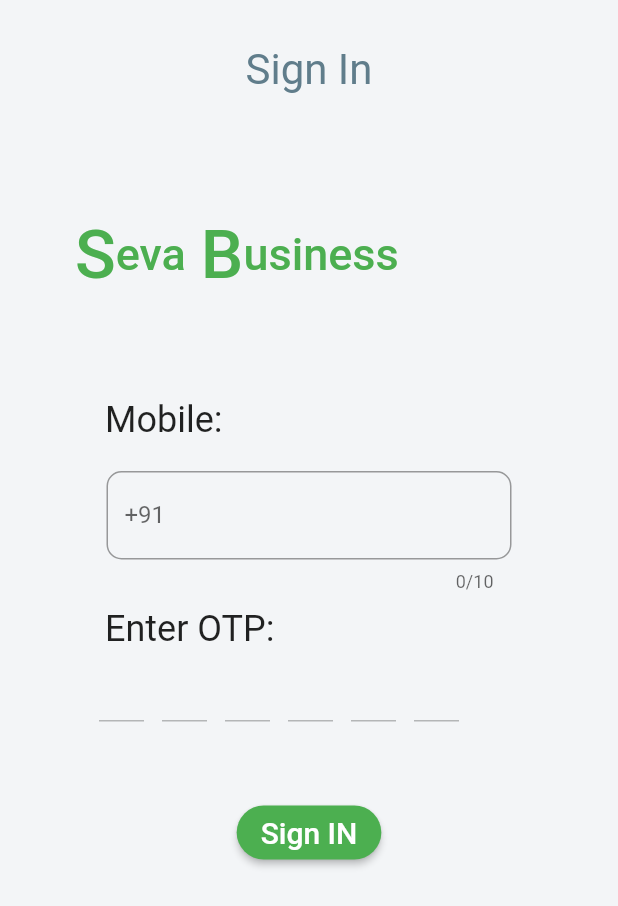
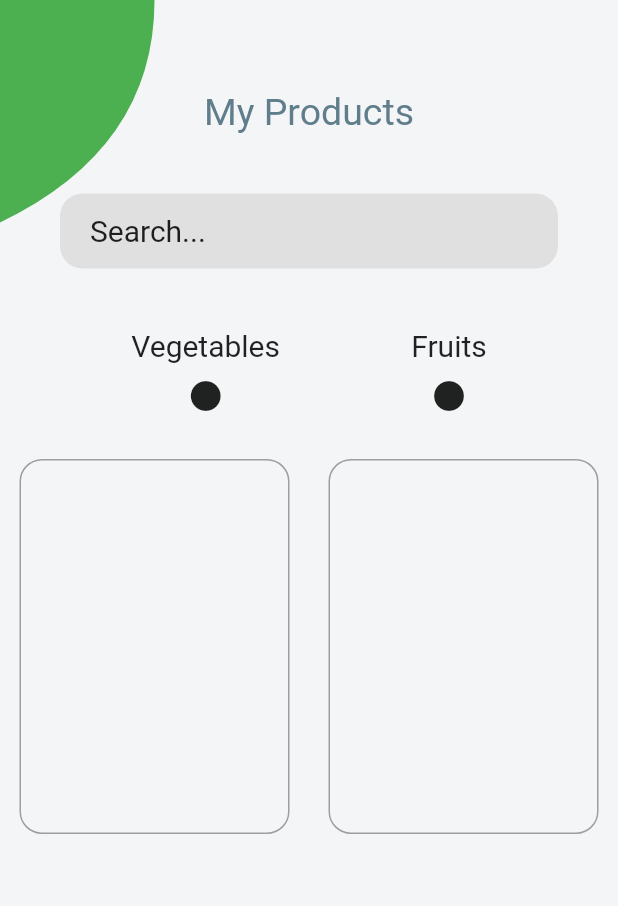
Before and after one commit to Onestop-Agrotech/Seva-Business, a Flutter app: the screen it shows after launch, after a tap on "Get OTP", after a tap on "Sign IN", on a phone screen of 412 x 824 dp. Shown: the top 906 px of the screen. Run offline on Flutter 3.47's test engine with Material 2 defaults, Android fonts, the phone set to English and light mode, and no system bars; drawn by our look-alikes of otp_text_field.

Commit message:
added signin and products page

```diff
--- a/lib/Signin.dart
+++ b/lib/Signin.dart
@@ -1,8 +1,15 @@
 import 'package:flutter/material.dart';
 import 'package:otp_text_field/otp_field.dart';
 import 'package:otp_text_field/style.dart';
+import 'package:sevaBusiness/greenBg.dart';
+import 'package:sevaBusiness/products.dart';
+import 'package:sevaBusiness/test.dart';
 
 class Signin extends StatefulWidget {
+  Signin({Key key, this.title}) : super(key: key);
+
+  final String title;
+
   @override
   _SigninState createState() => _SigninState();
 }
@@ -10,15 +17,17 @@ class Signin extends StatefulWidget {
 class _SigninState extends State<Signin> {
    bool showOTPField = false;
 
+
   @override
   Widget build(BuildContext context) {
     return Scaffold(
-        body: SafeArea(
-      child: Padding(
-        padding: const EdgeInsets.only(top: 30.0),
+      resizeToAvoidBottomInset :false,
+      body: CustomPaint(
+        painter: GreenPaintBgLogin(),
+       child:
+       Padding(
+         padding: const EdgeInsets.all(30.0),
          child: ListView(
-          children: <Widget>[
-            Column(
             children: <Widget>[
             Row(
               mainAxisAlignment: MainAxisAlignment.center,
@@ -29,9 +38,9 @@ class _SigninState extends State<Signin> {
                 ),
               ],
             ),
-                SizedBox(height: 30.0),
+            SizedBox(height: 60.0),
             Padding(
-                  padding: const EdgeInsets.all(50.0),
+              padding: const EdgeInsets.all(30.0),
               child: Row(
                 children: <Widget>[
                   Text(
@@ -66,7 +75,7 @@ class _SigninState extends State<Signin> {
             ),
             SizedBox(height: 20.0),
             Padding(
-                  padding: const EdgeInsets.only(left: 70.0),
+              padding: const EdgeInsets.only(left: 40.0),
               child: Row(
                 children: <Widget>[
                   Text(
@@ -77,8 +86,10 @@ class _SigninState extends State<Signin> {
               ),
             ),
             SizedBox(height: 20.0),
+            Column(
+              children: <Widget>[
                 Container(
-                  width: 270,
+                  width: 260,
                   child: TextField(
                     decoration: InputDecoration(
                       border: OutlineInputBorder(
@@ -91,13 +102,15 @@ class _SigninState extends State<Signin> {
                     // onTap: ,
                   ),
                 ),
+              ],
+            ),
             SizedBox(height: 10.0),
             showOTPField
                 ? Column(
                     crossAxisAlignment: CrossAxisAlignment.start,
                     children: <Widget>[
                       Padding(
-                            padding: const EdgeInsets.only(left: 70.0),
+                        padding: const EdgeInsets.only(left: 40.0),
                         child: Text(
                           "Enter OTP:",
                           style: TextStyle(fontSize: 24.0),
@@ -105,7 +118,7 @@ class _SigninState extends State<Signin> {
                       ),
                       Padding(
                         padding:
-                                const EdgeInsets.only(left: 60, right: 100),
+                            const EdgeInsets.only(left: 40, right: 100),
                         child: OTPTextField(
                           length: 6,
                           width: MediaQuery.of(context).size.width,
@@ -122,7 +135,9 @@ class _SigninState extends State<Signin> {
                   )
                 : SizedBox(),
             showOTPField
-                    ? Padding(
+                ? Column(
+                  children: <Widget>[
+                    Padding(
                         padding: const EdgeInsets.only(top: 50),
                         child: Container(
                             child: RaisedButton(
@@ -131,16 +146,25 @@ class _SigninState extends State<Signin> {
                             borderRadius: BorderRadius.circular(18.0),
                           ),
                           onPressed: () {
-                            setState(() {
-                              showOTPField = true;
-                            });
+                            Navigator.push(
+                              context,
+                              MaterialPageRoute(
+                                builder: (_) => Test(
+                                    // destination: destination,
+                                    ),
+                              ),
+                            );
                           },
                           child: const Text('Sign IN',
                               style:
                                   TextStyle(fontSize: 20, color: Colors.white)),
                         )),
+                      ),
+                  ],
                 )
-                    : Container(
+                : Column(
+                  children: <Widget>[
+                    Container(
                         child: RaisedButton(
                         color: Colors.green,
                         shape: RoundedRectangleBorder(
@@ -154,12 +178,14 @@ class _SigninState extends State<Signin> {
                         child: const Text('Get OTP',
                             style:
                                 TextStyle(fontSize: 20, color: Colors.white)),
-                      ))
+                      )),
                   ],
-            ),
-          ],
+                )
+            ]
          ),
        ),
-    ));
+      ),
+
+    );
   }
 }
--- /dev/null
+++ b/lib/greenBg.dart
@@ -0,0 +1,57 @@
+import 'package:flutter/material.dart';
+
+class GreenPaintingBgProducts extends CustomPainter {
+  @override
+  void paint(Canvas canvas, Size size){
+    final height = size.height;
+    final width = size.width;
+    Paint paint = Paint();
+    Path ovalPath = Path();
+
+    // top left graphic
+    ovalPath.lineTo(width*0.25, 0);
+    ovalPath.quadraticBezierTo(width*0.25, height*0.12, 0, height*0.18);
+    ovalPath.close();
+
+
+    // paint
+    paint.color = Colors.green;
+    canvas.drawPath(ovalPath, paint);
+  }
+
+  @override
+  bool shouldRepaint(CustomPainter oldDelegate) {
+    return oldDelegate != this;
+  }
+}
+
+class GreenPaintBgLogin extends CustomPainter {
+  @override
+  void paint(Canvas canvas, Size size){
+    final height = size.height;
+    final width = size.width;
+    Paint paint = Paint();
+    Path ovalPath = Path();
+
+    // top left graphic
+    ovalPath.lineTo(width*0.25, 0);
+    ovalPath.quadraticBezierTo(width*0.25, height*0.12, 0, height*0.18);
+    ovalPath.close();
+
+
+    paint.color = Colors.green;
+     var center = Offset(width / 0.78,height / 2.9);
+    canvas.drawCircle(center, 180.0, paint);
+      var location = Offset(width / 7,height / 0.93);
+    canvas.drawCircle(location, 180.0, paint);
+
+
+    // paint
+    canvas.drawPath(ovalPath, paint);
+  }
+
+  @override
+  bool shouldRepaint(CustomPainter oldDelegate) {
+    return oldDelegate != this;
+  }
+}
--- a/lib/main.dart
+++ b/lib/main.dart
@@ -1,5 +1,6 @@
 import 'package:flutter/material.dart';
 import 'package:sevaBusiness/Signin.dart';
+import 'package:sevaBusiness/test.dart';
 
 void main() => runApp(MyApp());
 
--- /dev/null
+++ b/lib/products.dart
@@ -0,0 +1,15 @@
+import 'package:flutter/material.dart';
+
+class Products extends StatefulWidget {
+  @override
+  _ProductsState createState() => _ProductsState();
+}
+
+class _ProductsState extends State<Products> {
+  @override
+  Widget build(BuildContext context) {
+    return Container(
+      child: Text("yo"),
+    );
+  }
+}
--- /dev/null
+++ b/lib/test.dart
@@ -0,0 +1,119 @@
+import 'package:flutter/material.dart';
+import 'package:otp_text_field/otp_field.dart';
+import 'package:otp_text_field/style.dart';
+import 'package:sevaBusiness/greenBg.dart';
+import 'package:sevaBusiness/products.dart';
+
+class Test extends StatefulWidget {
+  Test({Key key, this.title}) : super(key: key);
+
+  final String title;
+
+  @override
+  _TestState createState() => _TestState();
+}
+
+class _TestState extends State<Test> {
+  bool showOTPField = false;
+
+  @override
+  Widget build(BuildContext context) {
+    return Scaffold(
+      resizeToAvoidBottomInset: false,
+      body: CustomPaint(
+        painter: GreenPaintingBgProducts(),
+        child: ListView(children: <Widget>[
+          Padding(
+            padding: const EdgeInsets.only(top: 60),
+            child: Row(
+              mainAxisAlignment: MainAxisAlignment.center,
+              children: <Widget>[
+                Text(
+                  "My Products",
+                  style: TextStyle(fontSize: 25.0, color: Colors.blueGrey),
+                ),
+              ],
+            ),
+          ),
+          Padding(
+            padding: const EdgeInsets.all(40.0),
+            child: Row(
+              children: <Widget>[
+                Expanded(
+                  child: Container(
+                    height: 50.0,
+                    decoration: BoxDecoration(
+                        color: Colors.grey[300],
+                        borderRadius: BorderRadius.circular(15.0)),
+                    child: Row(
+                      children: <Widget>[
+                        Padding(
+                          padding: const EdgeInsets.only(left: 20),
+                          child: Text(
+                            "Search...",
+                            style: TextStyle(fontSize: 20),
+                          ),
+                        ),
+                      ],
+                    ),
+                  ),
+                ),
+              ],
+            ),
+          ),
+          Row(
+            mainAxisAlignment: MainAxisAlignment.spaceEvenly,
+            children: <Widget>[
+              Column(
+                children: <Widget>[
+                  Text(
+                    "Vegetables",
+                    style: TextStyle(fontSize: 20),
+                  ),
+                  SizedBox(height: 10),
+                  Icon(
+                    Icons.lens,
+                  )
+                ],
+              ),
+              Column(
+                children: <Widget>[
+                  Text(
+                    "Fruits",
+                    style: TextStyle(fontSize: 20),
+                  ),
+                  SizedBox(height: 10),
+                  Icon(
+                    Icons.lens,
+                  )
+                ],
+              ),
+            ],
+          ),
+          SizedBox(height: 30.0),
+          Row(
+            mainAxisAlignment: MainAxisAlignment.spaceAround,
+            children: <Widget>[
+              Container(
+                height: 250.0,
+                width: 180,
+                decoration: BoxDecoration(
+                    // color: Colors.white,
+                    borderRadius: BorderRadius.circular(15.0),
+                    border: Border.all(color: Colors.grey)),
+              ),
+              Container(
+                height: 250.0,
+                width: 180,
+                decoration: BoxDecoration(
+                    // color: Colors.white,
+                    borderRadius: BorderRadius.circular(15.0),
+                    border: Border.all(color: Colors.grey)),
+              ),
+            ],
+          )
+        ]),
+      ),
+    );
+  }
+}
```
Lines whose indentation alone changed are shown as unchanged.
